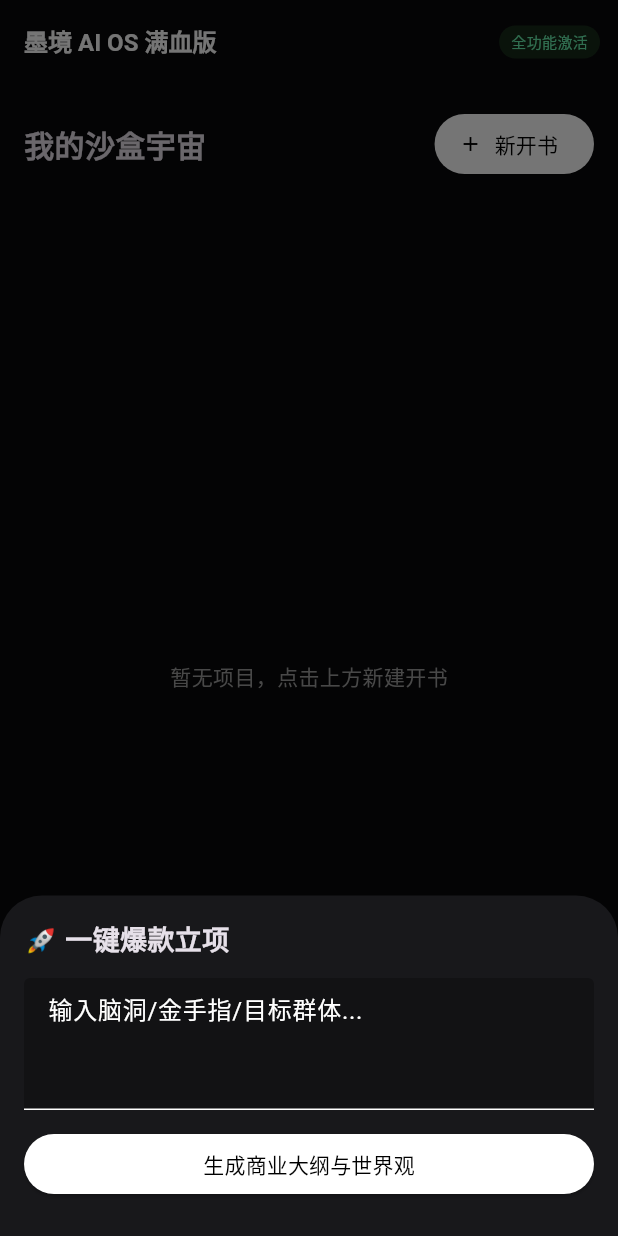
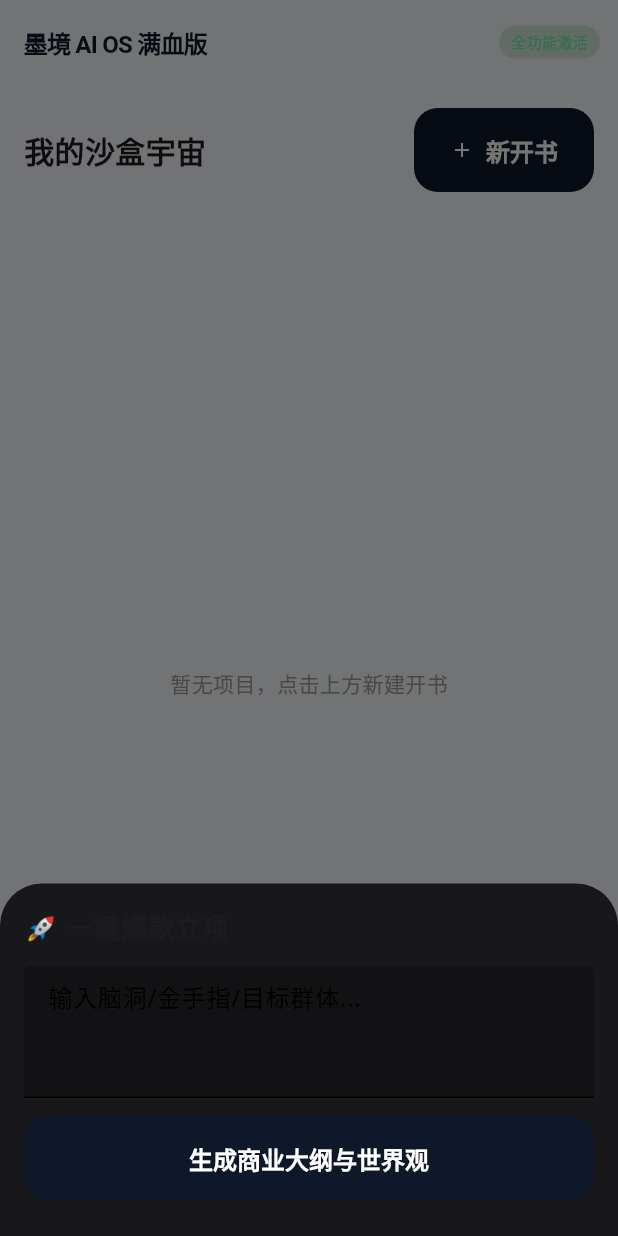
Before and after one commit to oynana8023/mojing-ai-os, a Flutter app: the screen it shows after launch, after a tap on "新开书", on a phone screen of 412 x 824 dp. Run offline on Flutter 3.47's test engine with Material 3 defaults, Android fonts, the phone set to English and light mode, and no system bars; our stand-ins replace google_fonts, sqflite; accounts and stored records are empty.

Commit message:
Add files via upload

```diff
--- a/lib/main.dart
+++ b/lib/main.dart
@@ -1,26 +1,49 @@
 import 'package:flutter/material.dart';
+import 'package:flutter/services.dart';
+import 'package:google_fonts/google_fonts.dart';
 import 'core/db_helper.dart';
 import 'ui/home_screen.dart';
 
 void main() async {
   WidgetsFlutterBinding.ensureInitialized();
-  await DBHelper.instance.database; // 初始化超级数据库
-  runApp(const MojingApp());
+  SystemChrome.setSystemUIOverlayStyle(const SystemUiOverlayStyle(
+    statusBarColor: Colors.transparent, statusBarIconBrightness: Brightness.dark,
+  ));
+  await DBHelper.instance.database; // 初始化13张底层表
+  runApp(const MojingUltraApp());
 }
 
-class MojingApp extends StatelessWidget {
-  const MojingApp({super.key});
+class MojingUltraApp extends StatelessWidget {
+  const MojingUltraApp({super.key});
+
   @override
   Widget build(BuildContext context) {
     return MaterialApp(
-      title: '墨境 AI 工作室满血版',
+      title: '墨境 AI OS',
       debugShowCheckedModeBanner: false,
-      theme: ThemeData.dark().copyWith(
-        scaffoldBackgroundColor: const Color(0xFF09090B),
-        appBarTheme: const AppBarTheme(backgroundColor: Color(0xFF09090B), elevation: 0),
-        colorScheme: const ColorScheme.dark(primary: Color(0xFF38BDF8), surface: Color(0xFF18181B)),
+      theme: ThemeData(
+        scaffoldBackgroundColor: const Color(0xFFF8FAFC), // Slate 50 高级灰白
+        textTheme: GoogleFonts.notoSansTextTheme(Theme.of(context).textTheme),
+        colorScheme: const ColorScheme.light(
+          primary: Color(0xFF2563EB), secondary: Color(0xFF10B981),
+          surface: Colors.white, error: Color(0xFFEF4444),
+        ),
+        appBarTheme: const AppBarTheme(
+          backgroundColor: Color(0xFFF8FAFC), elevation: 0,
+          centerTitle: false, iconTheme: IconThemeData(color: Color(0xFF0F172A)),
+          titleTextStyle: TextStyle(color: Color(0xFF0F172A), fontSize: 22, fontWeight: FontWeight.w800, letterSpacing: -0.5),
+        ),
+        cardTheme: CardTheme(
+          color: Colors.white, elevation: 0,
+          shape: RoundedRectangleBorder(borderRadius: BorderRadius.circular(20), side: const BorderSide(color: Color(0xFFE2E8F0), width: 1)),
+        ),
         elevatedButtonTheme: ElevatedButtonThemeData(
-          style: ElevatedButton.styleFrom(backgroundColor: Colors.white, foregroundColor: Colors.black),
+          style: ElevatedButton.styleFrom(
+            backgroundColor: const Color(0xFF0F172A), foregroundColor: Colors.white,
+            elevation: 0, padding: const EdgeInsets.symmetric(horizontal: 24, vertical: 16),
+            shape: RoundedRectangleBorder(borderRadius: BorderRadius.circular(16)),
+            textStyle: const TextStyle(fontWeight: FontWeight.w700, fontSize: 16),
+          ),
         ),
       ),
       home: const HomeScreen(),
```
